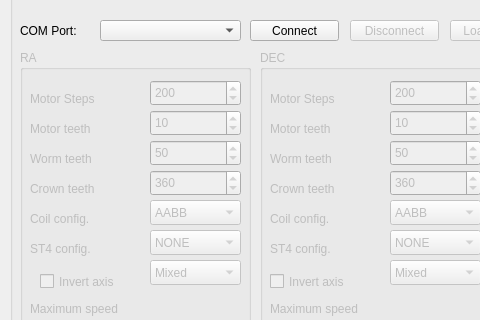
Qt form mainwindow.ui (ahp-electronics/gt-configurator) before a commit; both pictures show x 0 to 480 and y 0 to 320 of the 1100 by 571 pixel window.
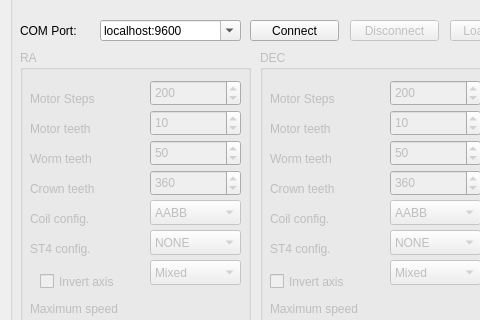
The same form after that commit.

Diff of the .ui file:
```diff
--- a/mainwindow.ui
+++ b/mainwindow.ui
@@ -1124,6 +1124,12 @@
        <height>21</height>
       </rect>
      </property>
+     <property name="editable">
+      <bool>true</bool>
+     </property>
+     <property name="currentText">
+      <string>localhost:9600</string>
+     </property>
     </widget>
     <widget class="QLabel" name="label">
      <property name="geometry">
```
